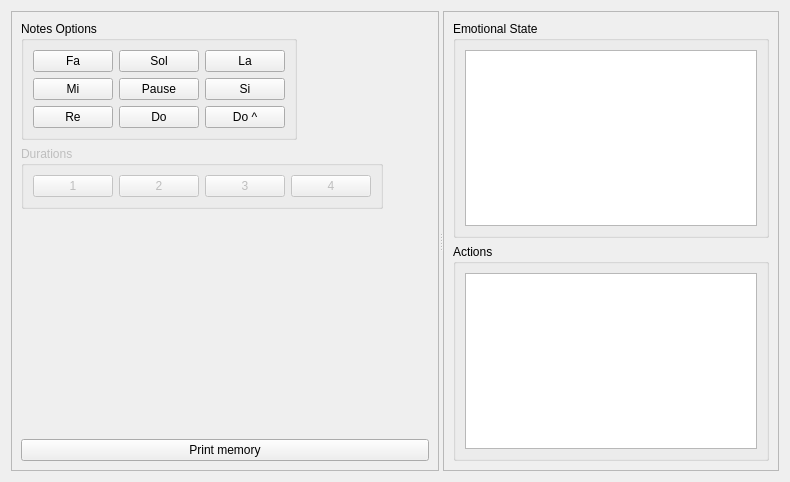
Above: examples/LittleMozart/Form.ui from Cnotinfor/CnotiMind before the change. Below: the same form after it.
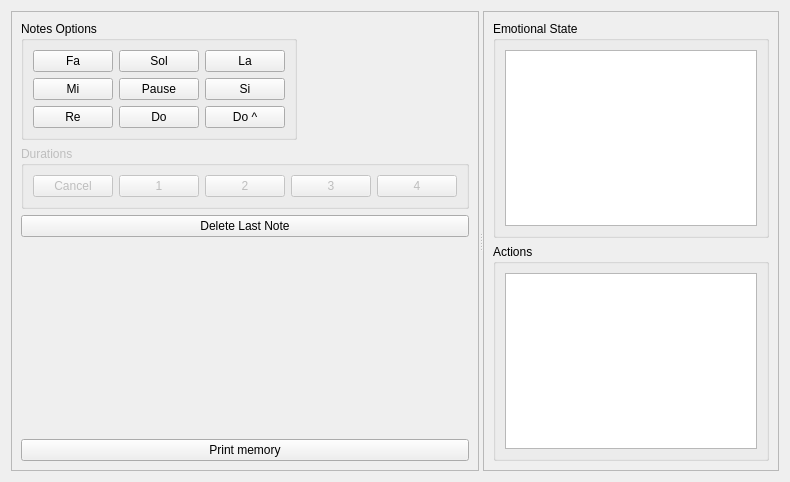
That is the form after the change.

Commit message: Included features to delete from the memory

Diff of the .ui file:
```diff
--- a/examples/LittleMozart/Form.ui
+++ b/examples/LittleMozart/Form.ui
@@ -129,6 +129,13 @@
           <string>Durations</string>
          </property>
          <layout class="QHBoxLayout" name="horizontalLayout">
+          <item>
+           <widget class="QPushButton" name="pushButtonCancelDuration">
+            <property name="text">
+             <string>Cancel</string>
+            </property>
+           </widget>
+          </item>
           <item>
            <widget class="QPushButton" name="pushButtonDuration1">
             <property name="sizePolicy">
@@ -166,6 +173,13 @@
          </layout>
         </widget>
        </item>
+       <item>
+        <widget class="QPushButton" name="pushButtonDeleteNote">
+         <property name="text">
+          <string>Delete Last Note</string>
+         </property>
+        </widget>
+       </item>
        <item>
         <spacer name="verticalSpacer">
          <property name="orientation">
```
The commit also changes 19 other files.
